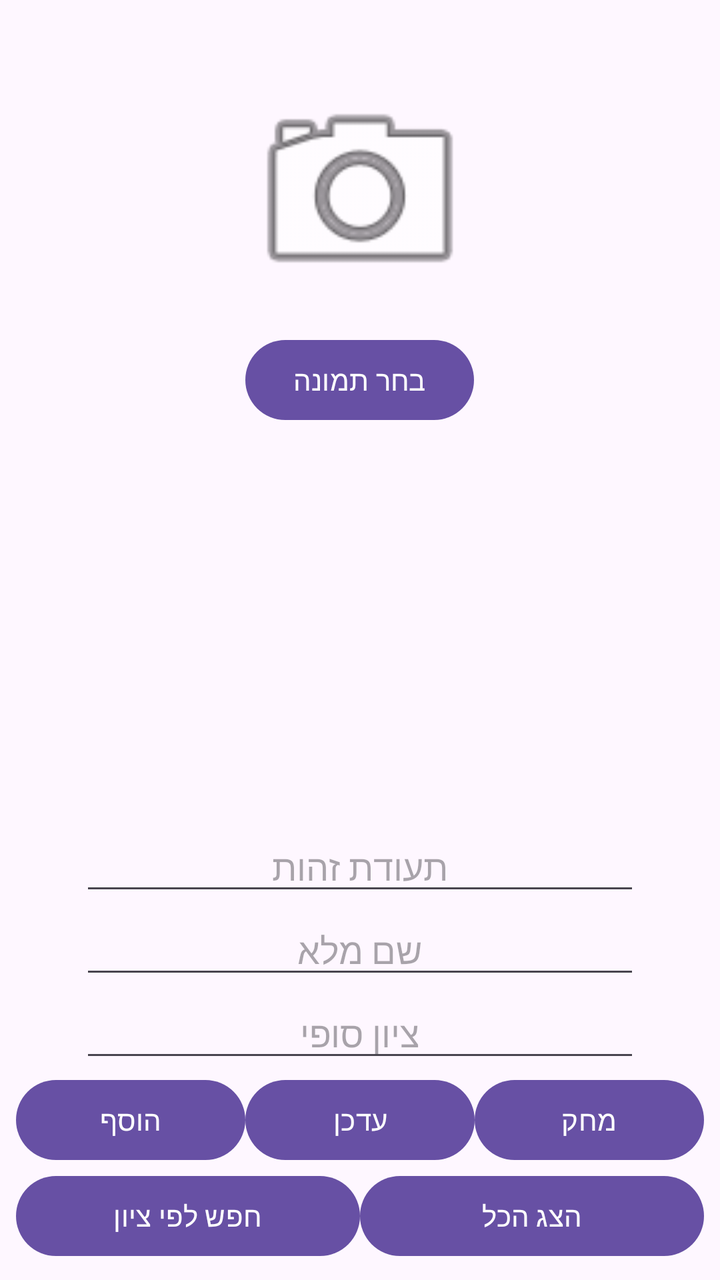
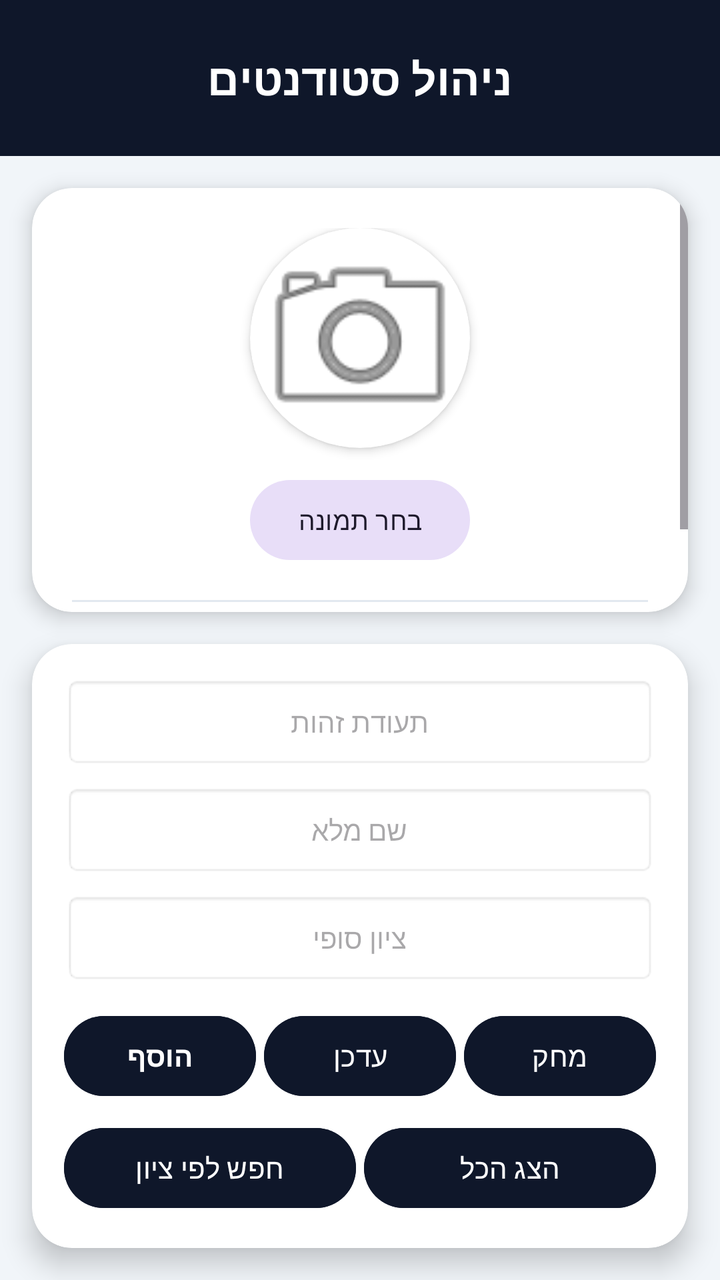

An Android layout rendered at two revisions. The XML below is the earlier revision; the diff shows what the commit changed to produce the second picture.
<!-- AndroidManifest.xml: application theme Theme.YoadFireBase1 -->
<!-- res/layout/activity_main.xml -->
<?xml version="1.0" encoding="utf-8"?>
<androidx.constraintlayout.widget.ConstraintLayout xmlns:android="http://schemas.android.com/apk/res/android"
    xmlns:app="http://schemas.android.com/apk/res-auto"
    xmlns:tools="http://schemas.android.com/tools"
    android:id="@+id/main"
    android:layout_width="match_parent"
    android:layout_height="match_parent">

    <ScrollView
        android:layout_width="match_parent"
        android:layout_height="0dp"
        app:layout_constraintBottom_toTopOf="@id/bottomlayout"
        app:layout_constraintTop_toTopOf="parent">

        <LinearLayout
            android:layout_width="match_parent"
            android:layout_height="wrap_content"
            android:layout_marginTop="20dp"
            android:gravity="center"
            android:orientation="vertical"
            android:padding="16dp">

            <ImageView
                android:id="@+id/ivStudent"
                android:layout_width="120dp"
                android:layout_height="120dp"
                android:layout_marginBottom="10dp"
                android:scaleType="centerCrop"
                android:src="@android:drawable/ic_menu_camera" />

            <Button
                android:id="@+id/btnSelectImage"
                android:layout_width="wrap_content"
                android:layout_height="wrap_content"
                android:layout_marginBottom="15dp"
                android:text="בחר תמונה" />

            <TextView
                android:id="@+id/tvcontent"
                android:layout_width="match_parent"
                android:layout_height="wrap_content"
                android:textDirection="rtl"
                android:textSize="18sp" />
        </LinearLayout>
    </ScrollView>

    <LinearLayout
        android:id="@+id/bottomlayout"
        android:layout_width="match_parent"
        android:layout_height="wrap_content"
        android:gravity="center"
        android:orientation="vertical"
        android:padding="8dp"
        app:layout_constraintBottom_toBottomOf="parent">

        <EditText
            android:id="@+id/tz"
            android:layout_width="280dp"
            android:layout_height="wrap_content"
            android:gravity="center"
            android:hint="תעודת זהות"
            android:inputType="number" />

        <EditText
            android:id="@+id/fullname"
            android:layout_width="280dp"
            android:layout_height="wrap_content"
            android:gravity="center"
            android:hint="שם מלא" />

        <EditText
            android:id="@+id/grade"
            android:layout_width="280dp"
            android:layout_height="wrap_content"
            android:gravity="center"
            android:hint="ציון סופי"
            android:inputType="number" />

        
        <LinearLayout
            android:layout_width="match_parent"
            android:layout_height="wrap_content"
            android:orientation="horizontal">

            <Button
                android:id="@+id/btnInsert"
                android:layout_width="0dp"
                android:layout_height="wrap_content"
                android:layout_weight="1"
                android:text="הוסף" />

            <Button
                android:id="@+id/btnUpdate"
                android:layout_width="0dp"
                android:layout_height="wrap_content"
                android:layout_weight="1"
                android:text="עדכן" />

            <Button
                android:id="@+id/btnDelete"
                android:layout_width="0dp"
                android:layout_height="wrap_content"
                android:layout_weight="1"
                android:text="מחק" />
        </LinearLayout>

        
        <LinearLayout
            android:layout_width="match_parent"
            android:layout_height="wrap_content"
            android:orientation="horizontal">

            <Button
                android:id="@+id/btnSelect"
                android:layout_width="0dp"
                android:layout_height="wrap_content"
                android:layout_weight="1"
                android:text="חפש לפי ציון" />

            <Button
                android:id="@+id/btnSelectAll"
                android:layout_width="0dp"
                android:layout_height="wrap_content"
                android:layout_weight="1"
                android:text="הצג הכל" />
        </LinearLayout>
    </LinearLayout>

</androidx.constraintlayout.widget.ConstraintLayout>
<!-- resources referenced by this layout -->
<resources>
  <style name="Theme.YoadFireBase1" parent="Base.Theme.YoadFireBase1" />
  <style name="Base.Theme.YoadFireBase1" parent="Theme.Material3.DayNight.NoActionBar">
          
          
      </style>
</resources>

<!-- the commit's change to res/layout/activity_main.xml (unified diff, before → after) -->
@@ -4,126 +4,206 @@
     xmlns:tools="http://schemas.android.com/tools"
     android:id="@+id/main"
     android:layout_width="match_parent"
-    android:layout_height="match_parent">
-
-    <ScrollView
+    android:layout_height="match_parent"
+    android:background="#F1F5F9">
+
+    
+    <LinearLayout
+        android:id="@+id/headerLayout"
+        android:layout_width="match_parent"
+        android:layout_height="wrap_content"
+        android:background="#0F172A"
+        android:gravity="center"
+        android:orientation="vertical"
+        android:paddingTop="24dp"
+        android:paddingBottom="24dp"
+        app:layout_constraintTop_toTopOf="parent">
+
+        <TextView
+            android:layout_width="wrap_content"
+            android:layout_height="wrap_content"
+            android:text="ניהול סטודנטים"
+            android:textColor="#FFFFFF"
+            android:textSize="22sp"
+            android:textStyle="bold" />
+
+    </LinearLayout>
+
+    
+    <androidx.cardview.widget.CardView
+        android:id="@+id/cardDisplay"
         android:layout_width="match_parent"
         android:layout_height="0dp"
-        app:layout_constraintBottom_toTopOf="@id/bottomlayout"
-        app:layout_constraintTop_toTopOf="parent">
+        android:layout_margin="16dp"
+        app:cardBackgroundColor="#FFFFFF"
+        app:cardCornerRadius="20dp"
+        app:cardElevation="6dp"
+        app:layout_constraintBottom_toTopOf="@id/cardControls"
+        app:layout_constraintTop_toBottomOf="@id/headerLayout">
+
+        <ScrollView
+            android:layout_width="match_parent"
+            android:layout_height="match_parent"
+            android:fillViewport="true">
+
+            <LinearLayout
+                android:layout_width="match_parent"
+                android:layout_height="wrap_content"
+                android:gravity="center_horizontal"
+                android:orientation="vertical"
+                android:padding="20dp">
+
+                
+                <androidx.cardview.widget.CardView
+                    android:layout_width="110dp"
+                    android:layout_height="110dp"
+                    android:layout_marginBottom="12dp"
+                    app:cardCornerRadius="55dp"
+                    app:cardElevation="3dp">
+
+                    <ImageView
+                        android:id="@+id/ivStudent"
+                        android:layout_width="match_parent"
+                        android:layout_height="match_parent"
+                        android:scaleType="centerCrop"
+                        android:src="@android:drawable/ic_menu_camera" />
+                </androidx.cardview.widget.CardView>
+
+                <Button
+                    android:id="@+id/btnSelectImage"
+                    style="@style/Widget.Material3.Button.TonalButton"
+                    android:layout_width="wrap_content"
+                    android:layout_height="wrap_content"
+                    android:layout_marginBottom="16dp"
+                    android:text="בחר תמונה"
+                    android:textSize="13sp" />
+
+                <View
+                    android:layout_width="match_parent"
+                    android:layout_height="1dp"
+                    android:layout_marginBottom="16dp"
+                    android:background="#E2E8F0" />
+
+                <TextView
+                    android:id="@+id/tvcontent"
+                    android:layout_width="match_parent"
+                    android:layout_height="wrap_content"
+                    android:lineSpacingExtra="4dp"
+                    android:textColor="#334155"
+                    android:textDirection="rtl"
+                    android:textSize="15sp" />
+            </LinearLayout>
+        </ScrollView>
+    </androidx.cardview.widget.CardView>
+
+    
+    <androidx.cardview.widget.CardView
+        android:id="@+id/cardControls"
+        android:layout_width="match_parent"
+        android:layout_height="wrap_content"
+        android:layout_margin="16dp"
+        app:cardBackgroundColor="#FFFFFF"
+        app:cardCornerRadius="20dp"
+        app:cardElevation="8dp"
+        app:layout_constraintBottom_toBottomOf="parent">
 
         <LinearLayout
             android:layout_width="match_parent"
             android:layout_height="wrap_content"
-            android:layout_marginTop="20dp"
-            android:gravity="center"
             android:orientation="vertical"
             android:padding="16dp">
 
-            <ImageView
-                android:id="@+id/ivStudent"
-                android:layout_width="120dp"
-                android:layout_height="120dp"
-                android:layout_marginBottom="10dp"
-                android:scaleType="centerCrop"
-                android:src="@android:drawable/ic_menu_camera" />
-
-            <Button
-                android:id="@+id/btnSelectImage"
-                android:layout_width="wrap_content"
+            <EditText
+                android:id="@+id/tz"
+                android:layout_width="match_parent"
+                android:layout_height="46dp"
+                android:layout_marginBottom="8dp"
+                android:background="@android:drawable/editbox_background_normal"
+                android:gravity="center"
+                android:hint="תעודת זהות"
+                android:inputType="number"
+                android:textSize="14sp" />
+
+            <EditText
+                android:id="@+id/fullname"
+                android:layout_width="match_parent"
+                android:layout_height="46dp"
+                android:layout_marginBottom="8dp"
+                android:background="@android:drawable/editbox_background_normal"
+                android:gravity="center"
+                android:hint="שם מלא"
+                android:textSize="14sp" />
+
+            <EditText
+                android:id="@+id/grade"
+                android:layout_width="match_parent"
+                android:layout_height="46dp"
+                android:layout_marginBottom="12dp"
+                android:background="@android:drawable/editbox_background_normal"
+                android:gravity="center"
+                android:hint="ציון סופי"
+                android:inputType="number"
+                android:textSize="14sp" />
+
+            
+            <LinearLayout
+                android:layout_width="match_parent"
                 android:layout_height="wrap_content"
-                android:layout_marginBottom="15dp"
-                android:text="בחר תמונה" />
-
-            <TextView
-                android:id="@+id/tvcontent"
+                android:layout_marginBottom="8dp"
+                android:orientation="horizontal">
+
+                <Button
+                    android:id="@+id/btnInsert"
+                    android:layout_width="0dp"
+                    android:layout_height="wrap_content"
+                    android:layout_marginEnd="4dp"
+                    android:layout_weight="1"
+                    android:backgroundTint="#0F172A"
+                    android:text="הוסף"
+                    android:textStyle="bold" />
+
+                <Button
+                    android:id="@+id/btnUpdate"
+                    android:layout_width="0dp"
+                    android:layout_height="wrap_content"
+                    android:layout_marginEnd="4dp"
+                    android:layout_weight="1"
+                    android:backgroundTint="#0F172A"
+                    android:text="עדכן" />
+
+                <Button
+                    android:id="@+id/btnDelete"
+                    android:layout_width="0dp"
+                    android:layout_height="wrap_content"
+                    android:layout_weight="1"
+                    android:backgroundTint="#0F172A"
+                    android:text="מחק" />
+            </LinearLayout>
+
+            
+            <LinearLayout
                 android:layout_width="match_parent"
                 android:layout_height="wrap_content"
-                android:textDirection="rtl"
-                android:textSize="18sp" />
+                android:orientation="horizontal">
+
+                <Button
+                    android:id="@+id/btnSelect"
+                    android:layout_width="0dp"
+                    android:layout_height="wrap_content"
+                    android:layout_marginEnd="4dp"
+                    android:layout_weight="1"
+                    android:backgroundTint="#0F172A"
+                    android:text="חפש לפי ציון" />
+
+                <Button
+                    android:id="@+id/btnSelectAll"
+                    android:layout_width="0dp"
+                    android:layout_height="wrap_content"
+                    android:layout_weight="1"
+                    android:backgroundTint="#0F172A"
+                    android:text="הצג הכל" />
+            </LinearLayout>
         </LinearLayout>
-    </ScrollView>
-
-    <LinearLayout
-        android:id="@+id/bottomlayout"
-        android:layout_width="match_parent"
-        android:layout_height="wrap_content"
-        android:gravity="center"
-        android:orientation="vertical"
-        android:padding="8dp"
-        app:layout_constraintBottom_toBottomOf="parent">
-
-        <EditText
-            android:id="@+id/tz"
-            android:layout_width="280dp"
-            android:layout_height="wrap_content"
-            android:gravity="center"
-            android:hint="תעודת זהות"
-            android:inputType="number" />
-
-        <EditText
-            android:id="@+id/fullname"
-            android:layout_width="280dp"
-            android:layout_height="wrap_content"
-            android:gravity="center"
-            android:hint="שם מלא" />
-
-        <EditText
-            android:id="@+id/grade"
-            android:layout_width="280dp"
-            android:layout_height="wrap_content"
-            android:gravity="center"
-            android:hint="ציון סופי"
-            android:inputType="number" />
-
-        
-        <LinearLayout
-            android:layout_width="match_parent"
-            android:layout_height="wrap_content"
-            android:orientation="horizontal">
-
-            <Button
-                android:id="@+id/btnInsert"
-                android:layout_width="0dp"
-                android:layout_height="wrap_content"
-                android:layout_weight="1"
-                android:text="הוסף" />
-
-            <Button
-                android:id="@+id/btnUpdate"
-                android:layout_width="0dp"
-                android:layout_height="wrap_content"
-                android:layout_weight="1"
-                android:text="עדכן" />
-
-            <Button
-                android:id="@+id/btnDelete"
-                android:layout_width="0dp"
-                android:layout_height="wrap_content"
-                android:layout_weight="1"
-                android:text="מחק" />
-        </LinearLayout>
-
-        
-        <LinearLayout
-            android:layout_width="match_parent"
-            android:layout_height="wrap_content"
-            android:orientation="horizontal">
-
-            <Button
-                android:id="@+id/btnSelect"
-                android:layout_width="0dp"
-                android:layout_height="wrap_content"
-                android:layout_weight="1"
-                android:text="חפש לפי ציון" />
-
-            <Button
-                android:id="@+id/btnSelectAll"
-                android:layout_width="0dp"
-                android:layout_height="wrap_content"
-                android:layout_weight="1"
-                android:text="הצג הכל" />
-        </LinearLayout>
-    </LinearLayout>
+    </androidx.cardview.widget.CardView>
 
 </androidx.constraintlayout.widget.ConstraintLayout>
